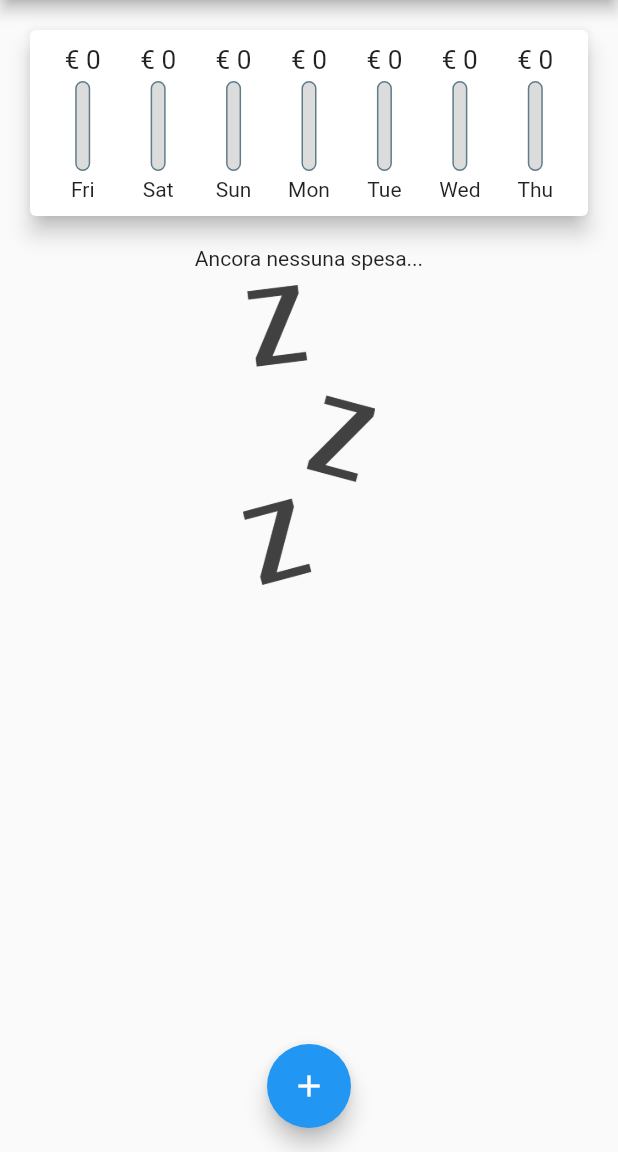
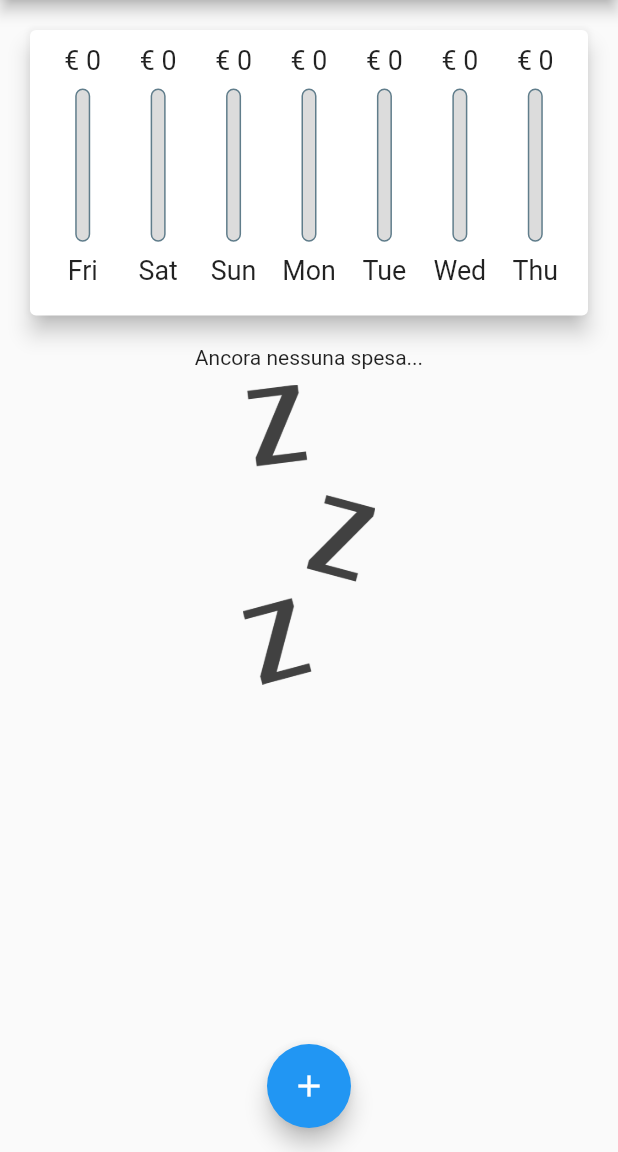
Before and after one commit to DavideIsaia/app_spese, a Flutter app: the screen it shows after launch, after a tap on the "delete" icon, on a phone screen of 412 x 824 dp, the part 84-1236 px from its top. Run offline on Flutter 3.47's test engine with Material 2 defaults, Android fonts, the phone set to English and light mode, and no system bars.

Commit message:
aggiunte mediaquery per rendere responsive

```diff
--- a/lib/main.dart
+++ b/lib/main.dart
@@ -4,8 +4,15 @@
 import 'package:app_spese/models/transaction.dart';
 import 'package:app_spese/widgets/new_transaction.dart';
 import 'package:app_spese/widgets/transaction_list.dart';
+import 'package:flutter/services.dart';
 
-void main() => runApp(MyApp());
+void main() {
+  WidgetsFlutterBinding
+      .ensureInitialized(); // da mettere prima delle orientations per compatibilità con dispositivi più vecchi
+  SystemChrome.setPreferredOrientations(
+      [DeviceOrientation.portraitUp, DeviceOrientation.portraitDown]);
+  runApp(MyApp());
+}
 
 class MyApp extends StatelessWidget {
   @override
@@ -72,22 +79,36 @@
 
   @override
   Widget build(BuildContext context) {
+    final mediaQuery = MediaQuery.of(context);
+    final appBar = AppBar(
+      title: Text('Tracking Spese app'),
+      actions: [
+        IconButton(
+            onPressed: () => _startAddNewTransaction(context),
+            icon: Icon(Icons.add))
+      ],
+    );
+
     return Scaffold(
-      appBar: AppBar(
-        title: Text('Tracking Spese app'),
-        actions: [
-          IconButton(
-              onPressed: () => _startAddNewTransaction(context),
-              icon: Icon(Icons.add))
-        ],
-      ),
+      appBar: appBar,
       body: SingleChildScrollView(
         child: Column(
           // mainAxisAlignment: MainAxisAlignment.spaceAround,
           crossAxisAlignment: CrossAxisAlignment.stretch,
           children: <Widget>[
-            Chart(_recentTransactions),
-            TransactionList(_userTransactions, _deleteTransaction),
+            Container(
+                // diamo un altezza a grafico e lista e sottraiamo l'altezza dell'appbar e della barra di stato di android
+                height: (mediaQuery.size.height -
+                        appBar.preferredSize.height -
+                        mediaQuery.padding.top) *
+                    0.3,
+                child: Chart(_recentTransactions)),
+            Container(
+                height: (mediaQuery.size.height -
+                        appBar.preferredSize.height -
+                        mediaQuery.padding.top) *
+                    0.7,
+                child: TransactionList(_userTransactions, _deleteTransaction)),
           ],
         ),
       ),
--- a/lib/widgets/chart_bar.dart
+++ b/lib/widgets/chart_bar.dart
@@ -9,17 +9,19 @@
 
   @override
   Widget build(BuildContext context) {
+    return LayoutBuilder(
+      builder: (ctx, constraints) {
         return Column(
           children: [
             Container(
-            height: 20,
+                height: constraints.maxHeight * 0.12,
                 child: FittedBox(
                     child: Text('€ ${spendingAmount.toStringAsFixed(0)}'))),
             SizedBox(
-          height: 4,
+              height: constraints.maxHeight * 0.05,
             ),
             Container(
-          height: 60,
+              height: constraints.maxHeight * 0.6,
               width: 10,
               child: Stack(
                 children: [
@@ -44,10 +46,14 @@
               ),
             ),
             SizedBox(
-          height: 4,
+              height: constraints.maxHeight * 0.05,
             ),
-        Text(label),
+            Container(
+                height: constraints.maxHeight * 0.12,
+                child: FittedBox(child: Text(label))),
           ],
+        );
+      },
     );
   }
 }
--- a/lib/widgets/transaction_list.dart
+++ b/lib/widgets/transaction_list.dart
@@ -10,9 +10,7 @@
 
   @override
   Widget build(BuildContext context) {
-    return Container(
-      height: 500,
-      child: transactions.isEmpty
+    return transactions.isEmpty
         ? Column(
             children: [
               Text('Ancora nessuna spesa...'),
@@ -48,12 +46,10 @@
                   ),
                   title: Text(
                     transactions[index].title,
-                      style:
-                          TextStyle(fontSize: 16, fontWeight: FontWeight.bold),
+                    style: TextStyle(fontSize: 16, fontWeight: FontWeight.bold),
                   ),
                   subtitle: Text(
-                      DateFormat('dd/MMM/yyyy')
-                          .format(transactions[index].date),
+                    DateFormat('dd/MMM/yyyy').format(transactions[index].date),
                     style: TextStyle(color: Colors.grey),
                   ),
                   trailing: IconButton(
@@ -65,7 +61,6 @@
               );
             },
             itemCount: transactions.length,
-            ),
           );
   }
 }
```
Lines whose indentation alone changed are shown as unchanged.
